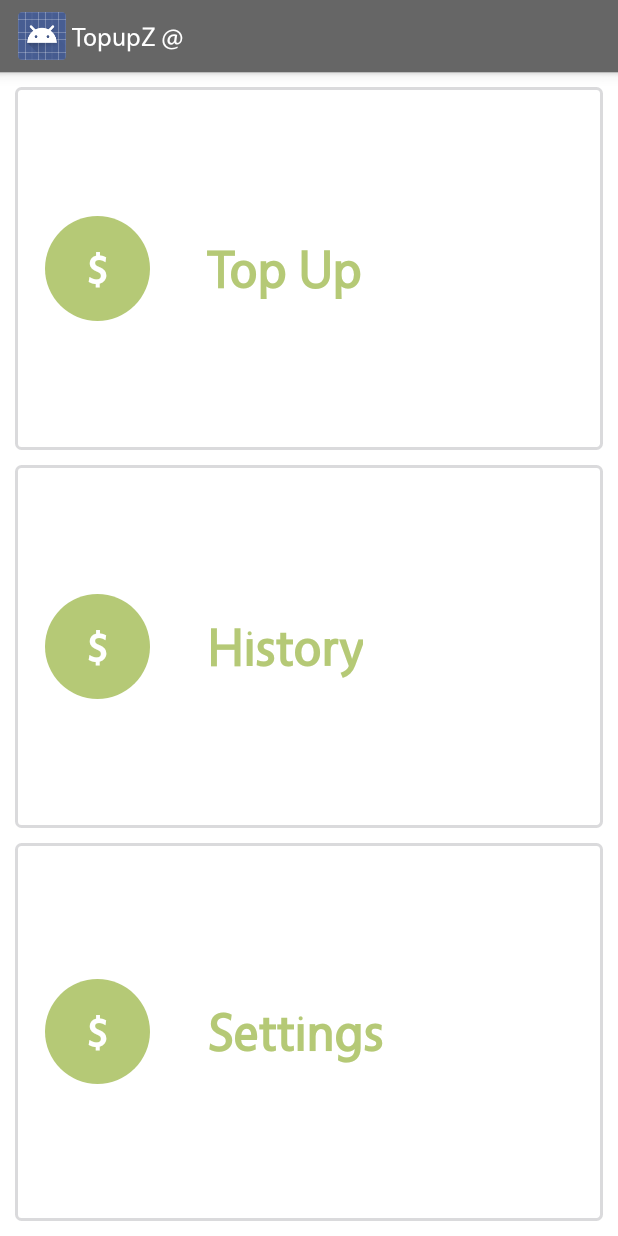
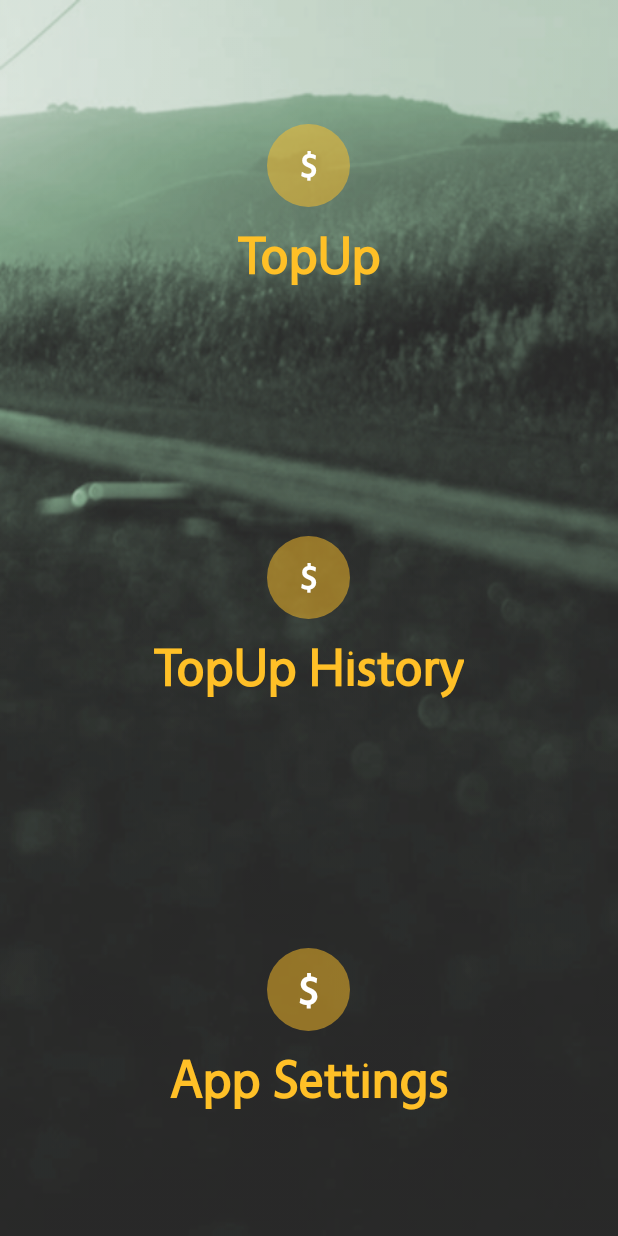
Before and after one commit to iot-senz/topupz, an Android app: the HomeActivity screen opened directly, with no data from a screen before it, on a phone screen of 412 x 824 dp. Run offline under Robolectric (Android 15) with nearby library versions, the light colour scheme and no system bars.

Commit message:
home layout orange

```diff
--- a/app/src/main/AndroidManifest.xml
+++ b/app/src/main/AndroidManifest.xml
@@ -60,7 +60,7 @@
             android:configChanges="orientation"
             android:label="@string/app_name"
             android:screenOrientation="portrait"
-            android:theme="@android:style/Theme.Holo.Light.DarkActionBar"
+            android:theme="@android:style/Theme.Holo.NoActionBar"
             android:windowSoftInputMode="stateAlwaysHidden">
         </activity>
 
--- a/app/src/main/java/com/score/topupz/ui/HomeActivity.java
+++ b/app/src/main/java/com/score/topupz/ui/HomeActivity.java
@@ -3,10 +3,12 @@ package com.score.topupz.ui;
 import android.app.ActionBar;
 import android.app.Activity;
 import android.content.Intent;
+import android.graphics.Color;
 import android.graphics.Typeface;
 import android.graphics.drawable.ColorDrawable;
 import android.os.Bundle;
 import android.view.View;
+import android.view.Window;
 import android.widget.RelativeLayout;
 import android.widget.TextView;
 
@@ -43,11 +45,11 @@ public class HomeActivity extends Activity implements View.OnClickListener {
     @Override
     public void onCreate(Bundle savedInstanceState) {
         super.onCreate(savedInstanceState);
+        getWindow().requestFeature(Window.FEATURE_ACTION_BAR_OVERLAY);
         setContentView(R.layout.shopz_home_layout);
-        typeface = Typeface.createFromAsset(getAssets(), "fonts/vegur_2.otf");
 
         initUi();
-        initActionBar();
+        //initActionBar();
     }
 
     /**
@@ -88,7 +90,7 @@ public class HomeActivity extends Activity implements View.OnClickListener {
         // Specify that the Home button should show an "Up" caret, indicating that touching the
         // button will take the user one step up in the application's hierarchy.
         final ActionBar actionBar = getActionBar();
-        actionBar.setBackgroundDrawable(new ColorDrawable(0xff666666));
+        actionBar.setBackgroundDrawable(new ColorDrawable(Color.TRANSPARENT));
 
         // initialize action bar title with current user
         try {
--- a/app/src/main/java/com/score/topupz/ui/LaunchActivity.java
+++ b/app/src/main/java/com/score/topupz/ui/LaunchActivity.java
@@ -30,7 +30,7 @@ public class LaunchActivity extends Activity {
             initSenzService();
 
             // have user, so move to home
-            Intent intent = new Intent(this, TopupActivity.class);
+            Intent intent = new Intent(this, HomeActivity.class);
             intent.addFlags(Intent.FLAG_ACTIVITY_CLEAR_TOP);
             finish();
             startActivity(intent);
--- a/app/src/main/res/drawable/app_button_selector.xml
+++ b/app/src/main/res/drawable/app_button_selector.xml
@@ -9,13 +9,13 @@
             android:shape="rectangle">
 
             <gradient
-                android:startColor="#dddada"
-                android:endColor="#dddada"
+                android:startColor="#80dddada"
+                android:endColor="#80dddada"
                 android:angle="270" />
 
-            <stroke android:width="2dip" android:color="#DADADC"/>
+            <stroke android:width="0dip" android:color="#DADADC"/>
             <corners
-                android:radius="3dp"/>
+                android:radius="0dp"/>
 
         </shape>
 
@@ -30,14 +30,14 @@
             android:shape="rectangle">
 
             <gradient
-                android:startColor="#ffffff"
-                android:endColor="#ffffff"
+                android:startColor="#26ffffff"
+                android:endColor="#26ffffff"
                 android:angle="270"/>
 
-            <stroke android:width="2dip" android:color="#DADADC"/>
+            <stroke android:width="0dip" android:color="#DADADC"/>
 
             <corners
-                android:radius="3dp"/>
+                android:radius="0dp"/>
 
         </shape>
 
--- a/app/src/main/res/drawable/circle_shape_gray.xml
+++ b/app/src/main/res/drawable/circle_shape_gray.xml
@@ -1,7 +1,7 @@
 <?xml version="1.0" encoding="utf-8"?>
 <shape xmlns:android="http://schemas.android.com/apk/res/android" android:shape="oval" >
     <gradient
-        android:startColor="#60444444"
-        android:endColor="#60444444"
+        android:startColor="#80444444"
+        android:endColor="#80444444"
         android:angle="270"/>
 </shape>
--- a/app/src/main/res/drawable/circle_shape_red.xml
+++ b/app/src/main/res/drawable/circle_shape_red.xml
@@ -1,5 +1,5 @@
 <?xml version="1.0" encoding="utf-8"?>
 <shape xmlns:android="http://schemas.android.com/apk/res/android" android:shape="oval" >
-    <gradient android:startColor="#80d26c6c" android:endColor="#80d26c6c"
+    <gradient android:startColor="#80ffc027" android:endColor="#80ffc027"
               android:angle="270"/>
 </shape>
--- a/app/src/main/res/layout/shopz_home_layout.xml
+++ b/app/src/main/res/layout/shopz_home_layout.xml
@@ -2,51 +2,14 @@
 <LinearLayout xmlns:android="http://schemas.android.com/apk/res/android"
     android:layout_width="fill_parent"
     android:layout_height="fill_parent"
-    android:background="#fff"
+    android:background="@drawable/road1"
     android:orientation="vertical" >
-
-    <RelativeLayout
-        android:layout_width="fill_parent"
-        android:layout_height="100dp"
-        android:background="#306d97"
-        android:visibility="gone"
-        android:layout_marginBottom="12dp">
-
-        <!--<ImageView-->
-        <!--android:layout_width="100dp"-->
-        <!--android:layout_height="100dp"-->
-        <!--android:src="@drawable/sdbl_logo"-->
-        <!--android:id="@+id/mbank_icon"-->
-        <!--android:layout_centerHorizontal="true"/>-->
-
-        <TextView
-            android:layout_width="wrap_content"
-            android:layout_height="wrap_content"
-            android:text="SHOP ABC"
-            android:id="@+id/textView"
-            android:textSize="40sp"
-            android:textColor="#ffffff"
-            android:textStyle="bold"
-            android:layout_centerVertical="true"
-            android:layout_centerHorizontal="true" />
-
-        <!--<TextView-->
-        <!--android:layout_width="wrap_content"-->
-        <!--android:textSize="35sp"-->
-        <!--android:layout_marginLeft="38dp"-->
-        <!--android:layout_centerInParent="true"-->
-        <!--android:id="@+id/mbank_text"-->
-        <!--android:layout_toRightOf="@+id/mbank_icon"-->
-        <!--android:text="MBank"-->
-        <!--android:textColor="#ffffff"-->
-        <!--android:layout_height="wrap_content" />-->
-    </RelativeLayout>
 
     <LinearLayout
         android:layout_width="fill_parent"
         android:layout_height="fill_parent"
         android:layout_weight="1"
-        android:layout_margin="10dp"
+        android:layout_margin="0dp"
         android:orientation="vertical" >
 
         <!--<LinearLayout-->
@@ -69,30 +32,30 @@
             android:id="@+id/topup_layout"
             android:background="@drawable/app_button_selector"
             android:layout_height="fill_parent"
-            android:layout_marginBottom="10dp"
+            android:layout_marginBottom="0dp"
+            android:gravity="center"
             android:clickable="true"
             android:layout_weight="1">
             <TextView
-                android:layout_width="70dp"
+                android:layout_width="55dp"
                 android:id="@+id/topup_icon"
-                android:layout_height="70dp"
-                android:layout_marginLeft="20dp"
+                android:layout_height="55dp"
                 android:gravity="center"
                 android:text="$"
                 android:textColor="#fff"
-                android:textSize="30sp"
-                android:layout_alignParentLeft="true"
-                android:background="@drawable/circle_shape_blue"
+                android:textSize="25sp"
+                android:layout_centerHorizontal="true"
+                android:background="@drawable/circle_shape_red"
                 android:layout_centerVertical="true"/>
             <TextView
                 android:layout_width="wrap_content"
+                android:layout_marginTop="10dp"
                 android:textSize="35sp"
-                android:layout_marginLeft="38dp"
-                android:layout_centerInParent="true"
+                android:layout_centerHorizontal="true"
                 android:id="@+id/topup_text"
-                android:layout_toRightOf="@+id/topup_icon"
-                android:text="Top Up"
-                android:textColor="#b5c976"
+                android:layout_below="@+id/topup_icon"
+                android:text="TopUp"
+                android:textColor="#ffc027"
                 android:layout_height="wrap_content" />
         </RelativeLayout>
 
@@ -101,30 +64,30 @@
             android:id="@+id/bill_layout"
             android:background="@drawable/app_button_selector"
             android:layout_height="fill_parent"
-            android:layout_marginBottom="10dp"
+            android:gravity="center"
+            android:layout_marginBottom="0dp"
             android:clickable="true"
             android:layout_weight="1">
             <TextView
-                android:layout_width="70dp"
+                android:layout_width="55dp"
                 android:id="@+id/bill_icon"
-                android:layout_height="70dp"
-                android:layout_marginLeft="20dp"
+                android:layout_height="55dp"
                 android:gravity="center"
                 android:text="$"
                 android:textColor="#fff"
-                android:textSize="30sp"
-                android:layout_alignParentLeft="true"
-                android:background="@drawable/circle_shape_blue"
+                android:textSize="25sp"
+                android:layout_centerHorizontal="true"
+                android:background="@drawable/circle_shape_red"
                 android:layout_centerVertical="true"/>
             <TextView
                 android:layout_width="wrap_content"
                 android:textSize="35sp"
-                android:layout_marginLeft="38dp"
-                android:layout_centerInParent="true"
+                android:layout_marginTop="10dp"
+                android:layout_centerHorizontal="true"
                 android:id="@+id/bill_text"
-                android:layout_toRightOf="@+id/bill_icon"
-                android:text="History"
-                android:textColor="#b5c976"
+                android:layout_below="@+id/bill_icon"
+                android:text="TopUp History"
+                android:textColor="#ffc027"
                 android:layout_height="wrap_content" />
         </RelativeLayout>
 
@@ -165,28 +128,27 @@
             android:clickable="true"
             android:background="@drawable/app_button_selector"
             android:layout_height="fill_parent"
+            android:gravity="center"
             android:layout_weight="1">
             <TextView
-                android:layout_width="70dp"
+                android:layout_width="55dp"
                 android:id="@+id/settings_icon"
-                android:layout_height="70dp"
-                android:layout_marginLeft="20dp"
+                android:layout_height="55dp"
                 android:gravity="center"
                 android:text="$"
                 android:textColor="#fff"
                 android:textSize="30sp"
-                android:layout_alignParentLeft="true"
-                android:background="@drawable/circle_shape_blue"
-                android:layout_centerVertical="true"/>
+                android:layout_centerHorizontal="true"
+                android:background="@drawable/circle_shape_red" />
             <TextView
                 android:layout_width="wrap_content"
                 android:textSize="35sp"
-                android:layout_marginLeft="38dp"
-                android:layout_centerInParent="true"
+                android:layout_marginTop="10dp"
+                android:layout_centerHorizontal="true"
                 android:id="@+id/settings_text"
-                android:layout_toRightOf="@+id/settings_icon"
-                android:text="Settings"
-                android:textColor="#b5c976"
+                android:layout_below="@+id/settings_icon"
+                android:text="App Settings"
+                android:textColor="#ffc027"
                 android:layout_height="wrap_content" />
         </RelativeLayout>
 
--- a/app/src/main/res/layout/topup_layout.xml
+++ b/app/src/main/res/layout/topup_layout.xml
@@ -35,8 +35,7 @@
                     android:text="Tap to Pay"
                     android:visibility="gone"
                     android:textColor="#4a4a4a"
-                    android:textSize="20sp">
-                </TextView>
+                    android:textSize="20sp"></TextView>
 
             </RelativeLayout>
 
```
Also changed, not shown: app/src/main/res/drawable/building1.png (added), app/src/main/res/drawable/building2.png (added), app/src/main/res/drawable/road1.png (added), app/src/main/res/drawable/road2.png (added), app/src/main/res/drawable/road3.png (added).
